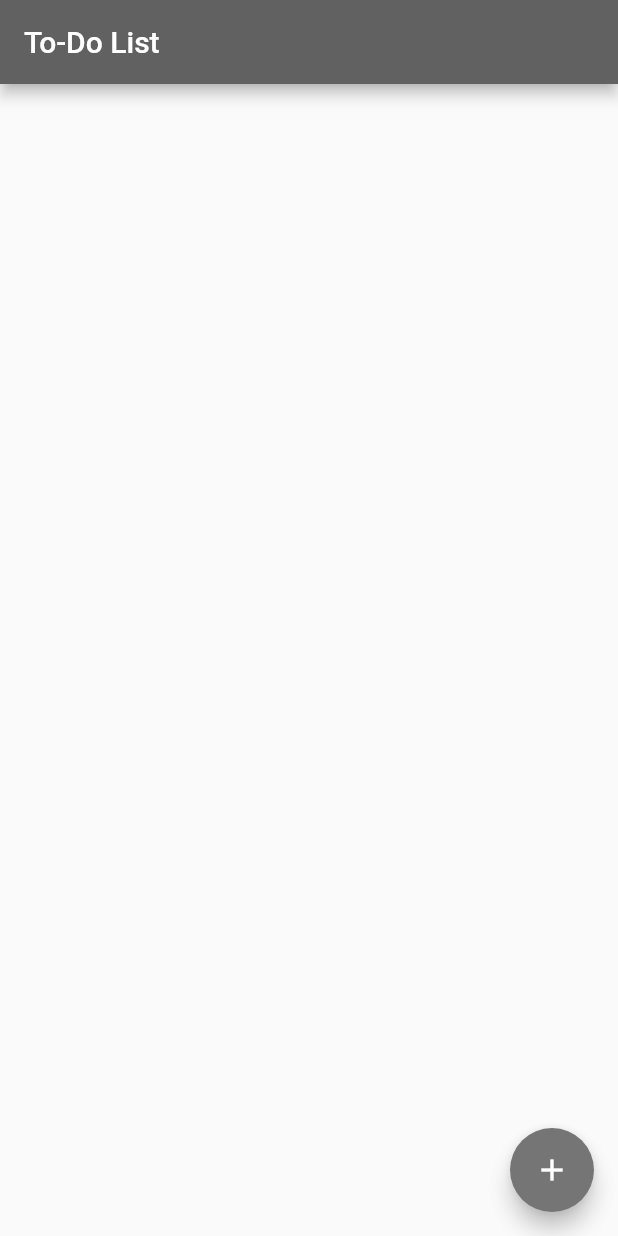
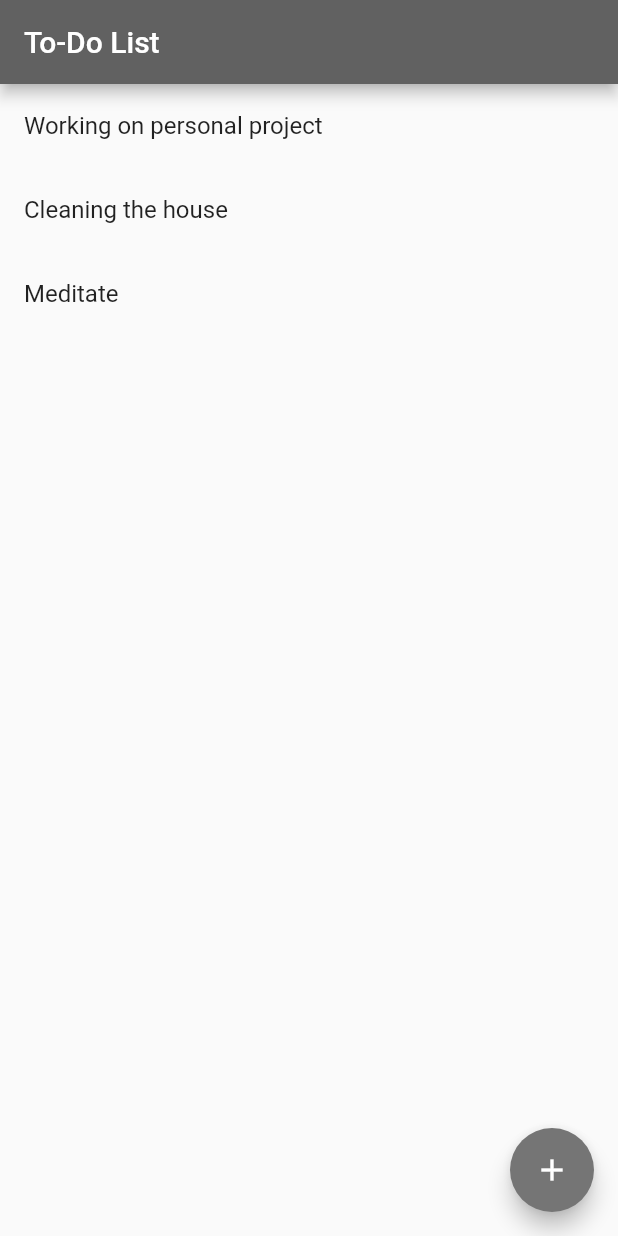
Before and after one commit to TjandraD/td-list, a Flutter app: the screen it shows after launch, on a phone screen of 412 x 824 dp. Run offline on Flutter 3.47's test engine with Material 2 defaults, Android fonts, the light colour scheme and no system bars.

Commit message:
Created listview with static items

```diff
--- a/lib/pages/home_page.dart
+++ b/lib/pages/home_page.dart
@@ -7,6 +7,12 @@ class HomePage extends StatefulWidget {
 }
 
 class _HomePageState extends State<HomePage> {
+  List<String> listviewItems = [
+    'Working on personal project',
+    'Cleaning the house',
+    'Meditate'
+  ];
+
   @override
   Widget build(BuildContext context) {
     return Scaffold(
@@ -14,7 +20,34 @@ class _HomePageState extends State<HomePage> {
         title: Text('To-Do List'),
         backgroundColor: appBarColor,
       ),
-      body: Container(),
+      body: ListView.builder(
+        itemCount: listviewItems.length,
+        itemBuilder: (context, index) {
+          String item = listviewItems[index];
+
+          return Dismissible(
+            key: Key(item),
+            child: ListTile(
+              title: Text(item),
+            ),
+            background: ListTile(
+              leading: Icon(
+                Icons.delete,
+                color: Colors.black54,
+              ),
+              tileColor: Colors.red,
+            ),
+            onDismissed: (direction) {
+              setState(() {
+                listviewItems.removeAt(index);
+              });
+
+              ScaffoldMessenger.of(context)
+                  .showSnackBar(SnackBar(content: Text("$item dismissed")));
+            },
+          );
+        },
+      ),
       floatingActionButton: FloatingActionButton(
         backgroundColor: buttonColor,
         child: Icon(Icons.add),
```
